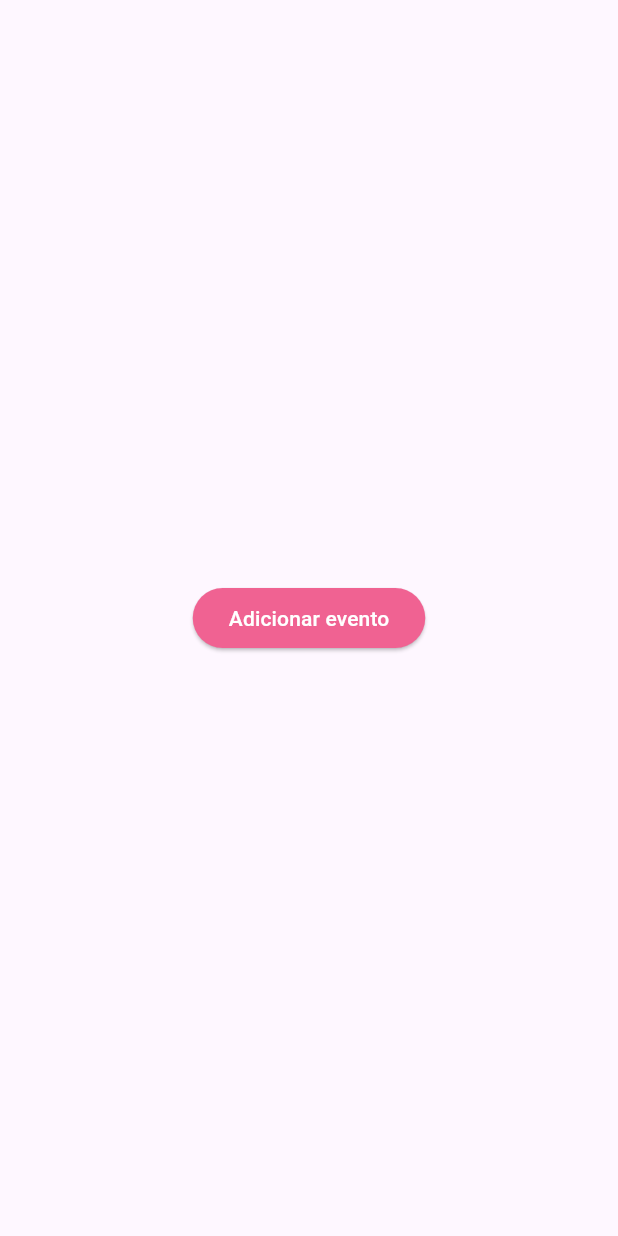
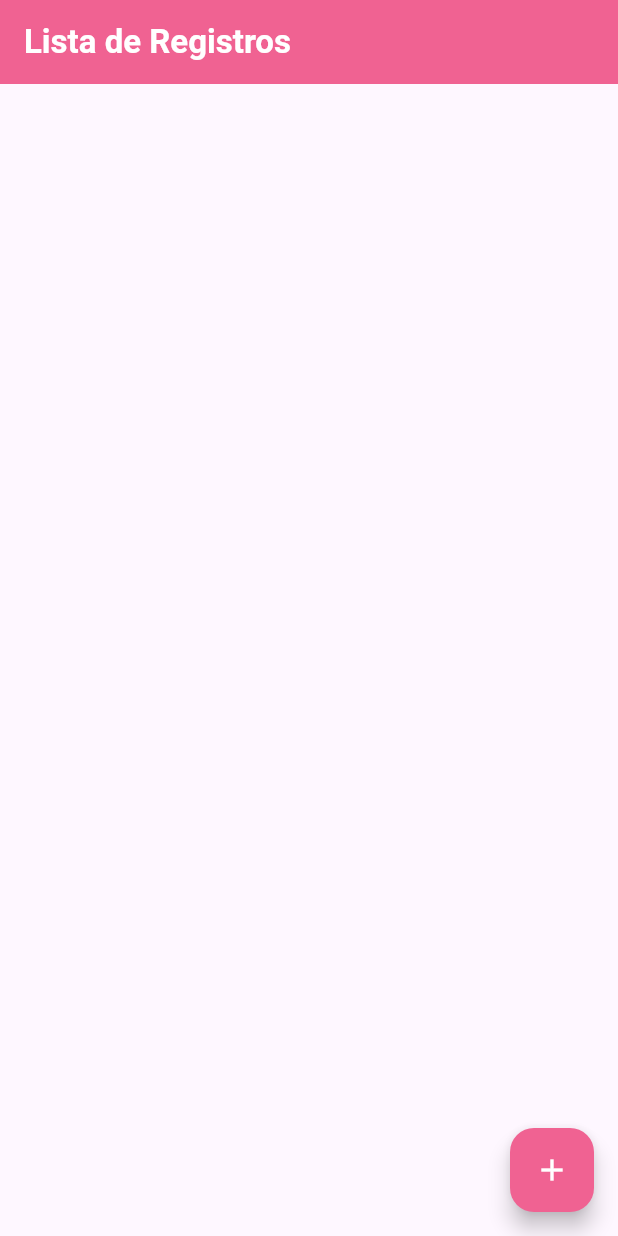
Before and after one commit to alura-cursos/dart_flutter_lista_exercicios, a Flutter app: the screen it shows after launch, on a phone screen of 412 x 824 dp. Run offline on Flutter 3.47's test engine with Material 3 defaults, Android fonts, the phone set to English and light mode, and no system bars.

Commit message:
lista de exercícios da aula 06

```diff
--- /dev/null
+++ b/lib/services/event_registration_service.dart
@@ -0,0 +1,14 @@
+import '../models/event_registration.dart';
+
+class EventRegistrationService {
+  // Ao instanciar o banco de dados está vazio.
+  final List<EventRegistration> _database = [];
+
+  void addEventRegistration(EventRegistration eventReg) {
+    _database.add(eventReg);
+  }
+
+  List<EventRegistration> getEventRegistrations() {
+    return _database;
+  }
+}
--- a/lib/ui/screens/home_screen.dart
+++ b/lib/ui/screens/home_screen.dart
@@ -1,34 +1,62 @@
 import 'package:flutter/material.dart';
+import 'package:flutter_dart_lista_exercicios/models/event_registration.dart';
+import 'package:flutter_dart_lista_exercicios/services/event_registration_service.dart';
+import 'package:flutter_dart_lista_exercicios/ui/widgets/event_registration_widget.dart';
 import '../widgets/registration_form.dart';
 
-class HomeScreen extends StatelessWidget {
+class HomeScreen extends StatefulWidget {
   const HomeScreen({super.key});
+
+  @override
+  State<HomeScreen> createState() => _HomeScreenState();
+}
+
+class _HomeScreenState extends State<HomeScreen> {
+  final EventRegistrationService _eventRegistrationService =
+      EventRegistrationService();
 
   @override
   Widget build(BuildContext context) {
     return Scaffold(
-      body: Center(
-        child: ElevatedButton(
+      appBar: AppBar(
+        title: const Text(
+          "Lista de Registros",
+          style: TextStyle(
+            color: Colors.white,
+            fontWeight: FontWeight.bold,
+          ),
+        ),
+        backgroundColor: Colors.pink[300],
+      ),
+      floatingActionButton: FloatingActionButton(
         onPressed: () {
           showModalBottomSheet(
             context: context,
             isScrollControlled: true,
             builder: (context) {
-                return const RegistrationForm();
+              return RegistrationForm(
+                eventRegistrationService: _eventRegistrationService,
+              );
             },
           );
         },
-          style: ButtonStyle(
-            backgroundColor: WidgetStatePropertyAll(
-              Colors.pink[300],
-            ),
-          ),
-          child: const Text(
-            "Adicionar evento",
-            style: TextStyle(
+        backgroundColor: Colors.pink[300],
+        child: const Icon(
+          Icons.add,
           color: Colors.white,
         ),
       ),
+      body: RefreshIndicator(
+        onRefresh: () async {
+          setState(() {});
+        },
+        child: ListView.builder(
+          itemCount: _eventRegistrationService.getEventRegistrations().length,
+          itemBuilder: (context, index) {
+            EventRegistration event =
+                _eventRegistrationService.getEventRegistrations()[index];
+            return EventRegistrationWidget(registration: event);
+          },
         ),
       ),
     );
```
Also changed, not shown: lib/ui/widgets/event_registration_widget.dart (added, +106 -0 lines), lib/ui/widgets/registration_form.dart (+29 -2 lines). Lines whose indentation alone changed are shown as unchanged.
